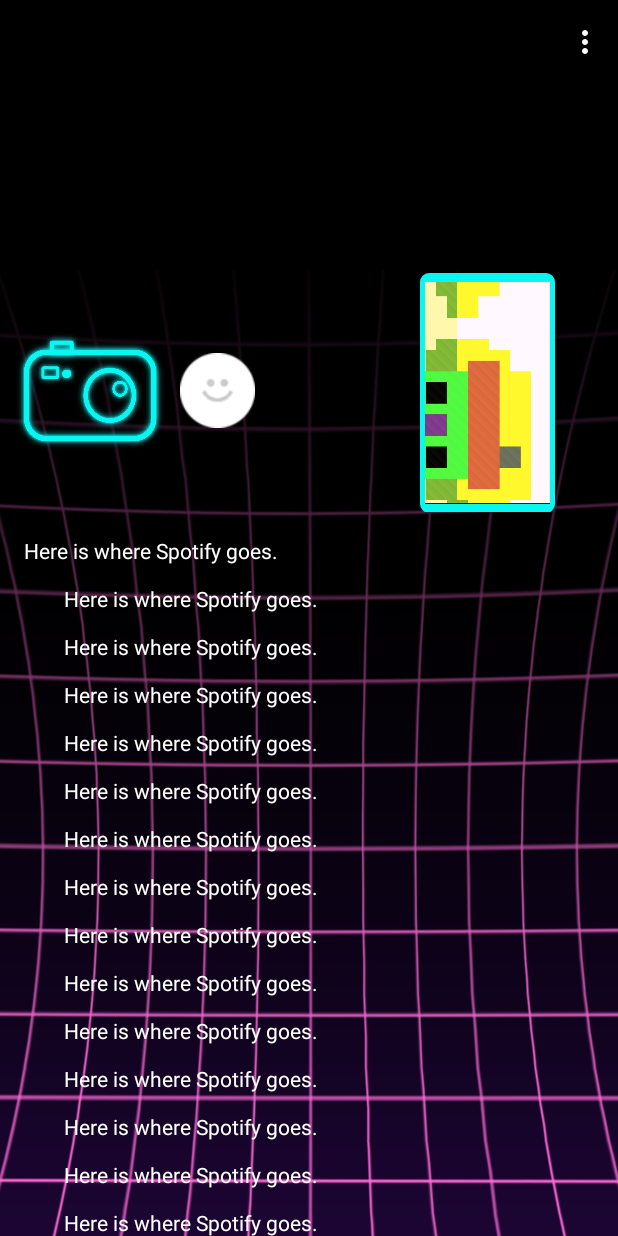
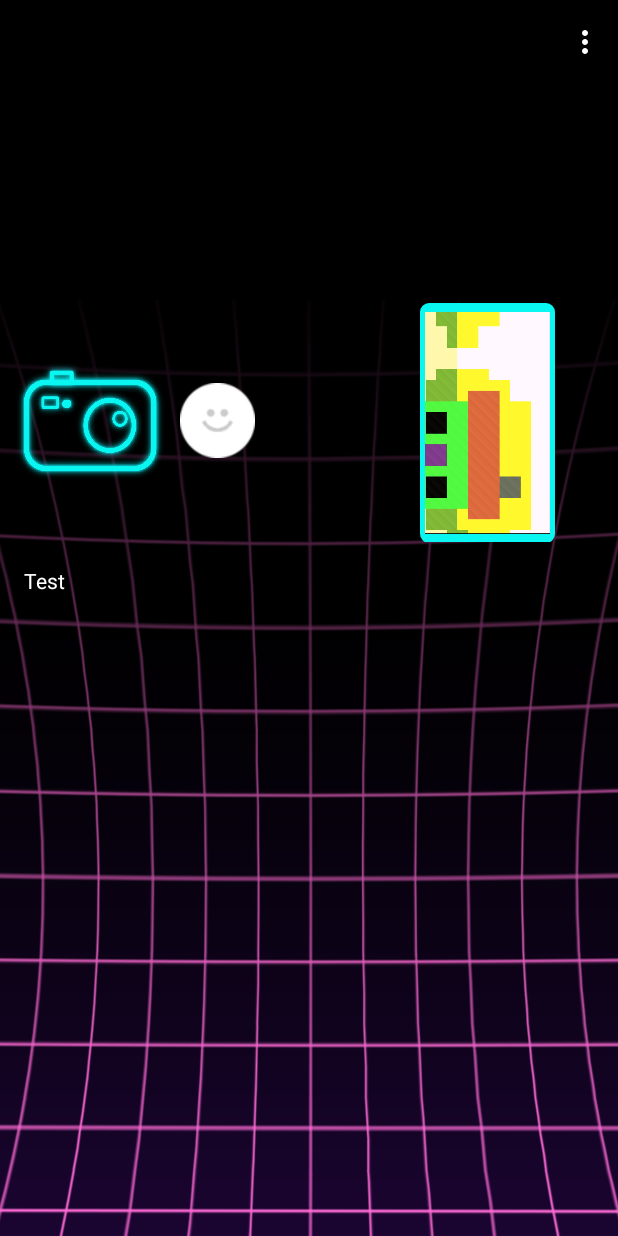
Before and after one commit to taylormr/OcuTune, an Android app: the screen it shows after launch (ScrollingActivity), on a phone screen of 412 x 824 dp. Run offline under Robolectric (Android 15) with nearby library versions, the phone set to English and light mode, and no system bars.

Commit message:
Removed Spotify Spam

```diff
--- a/app/src/main/res/layout/activity_scrolling.xml
+++ b/app/src/main/res/layout/activity_scrolling.xml
@@ -5,6 +5,7 @@
     android:layout_width="match_parent"
     android:layout_height="match_parent"
     android:fitsSystemWindows="true"
+
     tools:context="com.example.miataylor.ocutune.ScrollingActivity">
 
     <android.support.design.widget.AppBarLayout
@@ -19,6 +20,7 @@
             android:layout_width="match_parent"
             android:layout_height="match_parent"
             android:fitsSystemWindows="true"
+            android:visibility="visible"
             app:contentScrim="?attr/colorPrimary"
             app:layout_scrollFlags="scroll|exitUntilCollapsed"
             app:toolbarId="@+id/toolbar">
@@ -28,8 +30,8 @@
                 android:layout_width="match_parent"
                 android:layout_height="?attr/actionBarSize"
                 app:layout_collapseMode="pin"
+                app:layout_collapseParallaxMultiplier="1.0"
                 app:popupTheme="@style/AppTheme.PopupOverlay" />
-
 
 
         </android.support.design.widget.CollapsingToolbarLayout>
--- a/app/src/main/res/values/dimens.xml
+++ b/app/src/main/res/values/dimens.xml
@@ -1,5 +1,5 @@
 <resources>
-    <dimen name="app_bar_height">180dp</dimen>
+    <dimen name="app_bar_height">200dp</dimen>
     <dimen name="fab_margin">16dp</dimen>
     <dimen name="text_margin">16dp</dimen>
 </resources>
--- a/app/src/main/res/values/strings.xml
+++ b/app/src/main/res/values/strings.xml
@@ -1,40 +1,7 @@
 <resources>
     <string name="app_name">OcuTune</string>
     <string name="large_text">
-        "Here is where Spotify goes.\n
-        Here is where Spotify goes.\n
-        Here is where Spotify goes.\n
-        Here is where Spotify goes.\n
-        Here is where Spotify goes.\n
-        Here is where Spotify goes.\n
-        Here is where Spotify goes.\n
-        Here is where Spotify goes.\n
-        Here is where Spotify goes.\n
-        Here is where Spotify goes.\n
-        Here is where Spotify goes.\n
-        Here is where Spotify goes.\n
-        Here is where Spotify goes.\n
-        Here is where Spotify goes.\n
-        Here is where Spotify goes.\n
-        Here is where Spotify goes.\n
-        Here is where Spotify goes.\n
-        Here is where Spotify goes.\n
-        Here is where Spotify goes.\n
-        Here is where Spotify goes.\n
-        Here is where Spotify goes.\n
-        Here is where Spotify goes.\n
-        Here is where Spotify goes.\n
-        Here is where Spotify goes.\n
-        Here is where Spotify goes.\n
-        Here is where Spotify goes.\n
-        Here is where Spotify goes.\n
-        Here is where Spotify goes.\n
-        Here is where Spotify goes.\n
-        Here is where Spotify goes.\n
-        Here is where Spotify goes.\n
-        Here is where Spotify goes.\n
-        Here is where Spotify goes.\n
-        Here is where Spotify goes.\n"
+        Test
     </string>
     <string name="action_settings">Settings</string>
     <string name="selected_img">Selected Image:</string>
```
